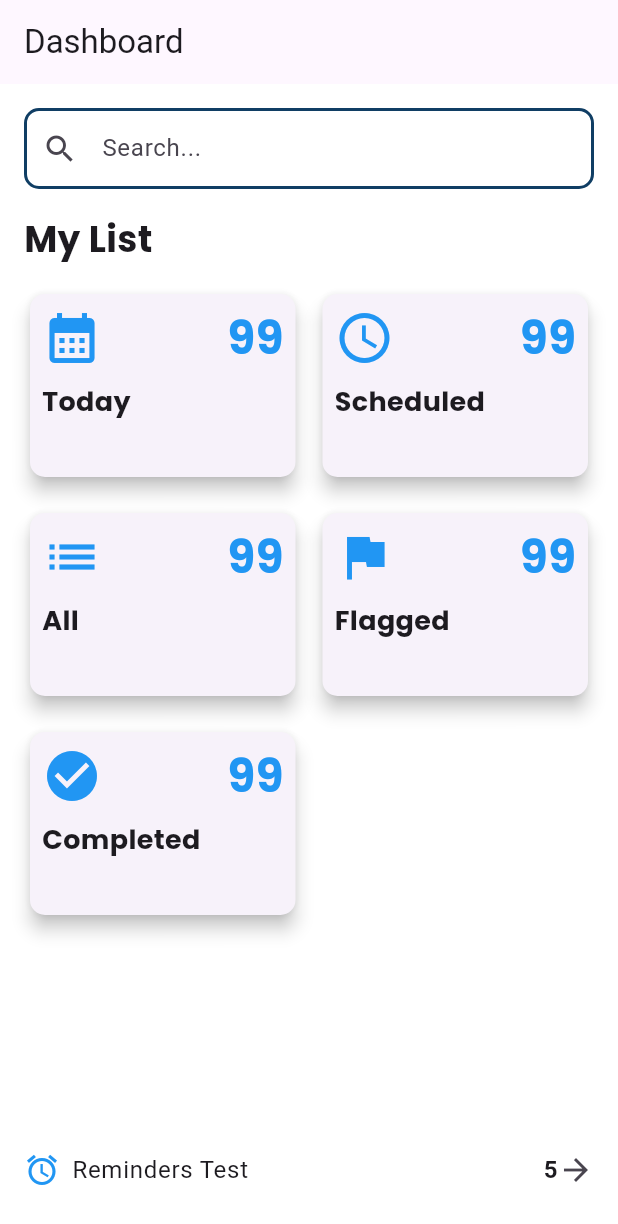
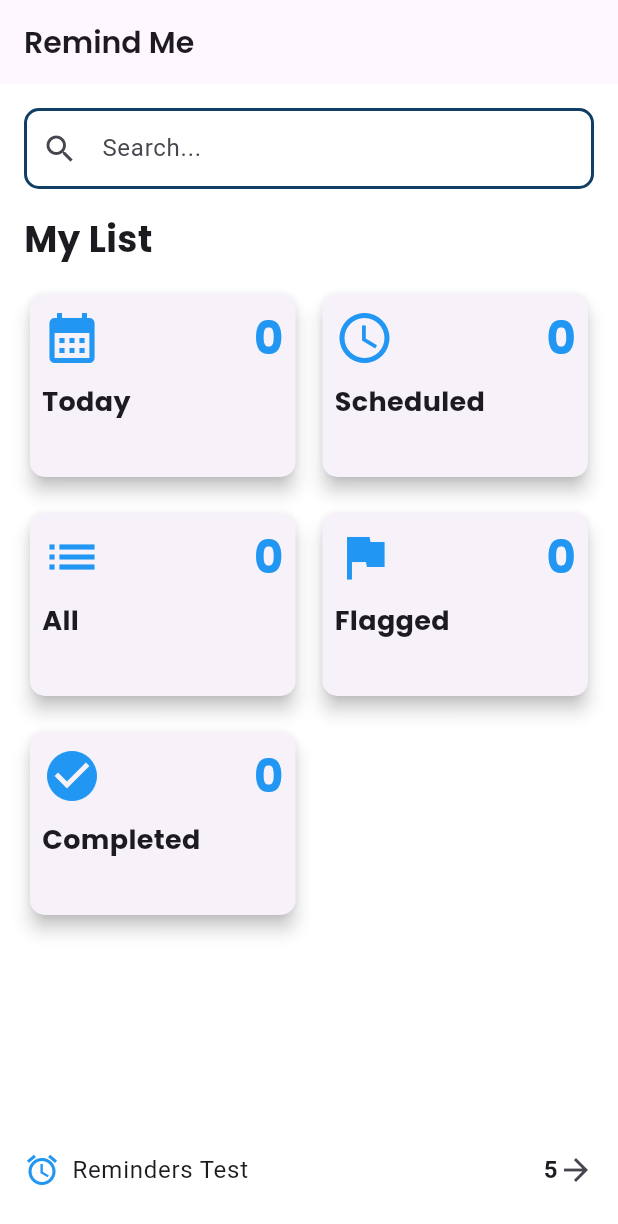
Before and after one commit to salahvk/remind_me, a Flutter app: the screen it shows after launch, on a phone screen of 412 x 824 dp. Shown: the top 1224 px of the screen. Run offline on Flutter 3.47's test engine with Material 3 defaults, Android fonts, the phone set to English and light mode, and no system bars; our stand-ins replace flutter_animate, flutter_bloc, freezed_annotation, go_router, google_fonts, hydrated_bloc and 1 more.

Commit message:
Ui improvements and code refactoring

```diff
--- a/lib/config/route/go_router.dart
+++ b/lib/config/route/go_router.dart
@@ -4,7 +4,7 @@ import 'package:remind_me/config/route/route_constants.dart';
 import 'package:remind_me/config/route/transition.dart';
 import 'package:remind_me/features/splash/presentation/splash_screen.dart';
 import 'package:remind_me/features/task/presentation/pages/add_task/add_task_screen.dart';
-import 'package:remind_me/features/task/presentation/pages/home_screen.dart';
+import 'package:remind_me/features/task/presentation/pages/home/home_screen.dart';
 import 'package:remind_me/features/task/presentation/pages/task_screen.dart';
 
 final GlobalKey<NavigatorState> navigatorKey = GlobalKey<NavigatorState>();
@@ -38,7 +38,7 @@ final GoRouter router = GoRouter(
       name: Routes.task,
       path: Routes.getTaskRoute(),
       pageBuilder: (context, state) =>
-          buildPageWithFadeTransition(const TaskScreen(), state),
+          buildPageWithFadeTransition( TaskScreen(args: state.extra as Map,), state),
     ),
     GoRoute(
       name: Routes.addTask,
--- /dev/null
+++ b/lib/core/utils/getters/get_texttheme.dart
@@ -0,0 +1,5 @@
+import 'package:flutter/material.dart';
+
+TextTheme getTextTheme(BuildContext context) {
+  return Theme.of(context).textTheme;
+}
--- a/lib/features/task/domain/entities/task.dart
+++ b/lib/features/task/domain/entities/task.dart
@@ -4,6 +4,7 @@ class Task {
   final String description;
   final DateTime reminderTime;
   final bool isCompleted;
+  final bool isFlagged;
 
   Task({
     required this.id,
@@ -11,6 +12,7 @@ class Task {
     required this.description,
     required this.reminderTime,
     this.isCompleted = false,
+    this.isFlagged = false,
   });
 
   // fromJson method for deserialization
@@ -21,6 +23,7 @@ class Task {
       description: json['description'],
       reminderTime: DateTime.parse(json['reminderTime']),
       isCompleted: json['isCompleted'] ?? false, // Default to false if not present
+      isFlagged: json['isFlagged'] ?? false, // Default to false if not present
     );
   }
 
@@ -32,6 +35,7 @@ class Task {
       'description': description,
       'reminderTime': reminderTime.toIso8601String(),
       'isCompleted': isCompleted,
+      'isFlagged': isFlagged,
     };
   }
 }
--- /dev/null
+++ b/lib/features/task/presentation/pages/home/home_screen.dart
@@ -0,0 +1,56 @@
+import 'package:flutter/material.dart';
+import 'package:remind_me/core/utils/getters/get_texttheme.dart';
+import 'package:remind_me/features/task/presentation/pages/home/widgets/footer.dart';
+import 'package:remind_me/features/task/presentation/pages/home/widgets/grid.dart';
+import 'package:remind_me/features/task/presentation/pages/home/widgets/search_bar.dart';
+
+class HomeScreen extends StatelessWidget {
+  const HomeScreen({super.key});
+
+  @override
+  Widget build(BuildContext context) {
+    return Scaffold(
+      appBar: AppBar(
+          title: Text(
+        'Remind Me',
+        style: getTextTheme(context).headlineMedium,
+      )),
+      body: const Padding(
+        padding: EdgeInsets.all(16.0),
+        child: Column(
+          crossAxisAlignment: CrossAxisAlignment.start,
+          spacing: 16,
+          children: [
+            // Search Bar
+            HomeSearchBar(),
+
+            // Heading: My List
+            HomeTitleWidget(),
+
+            // GridView
+            HomeGridWidget(),
+
+            // Reminder Tile -> want to complete this
+            HomeFooter(),
+          ],
+        ),
+      ),
+    );
+  }
+}
+
+
+
+class HomeTitleWidget extends StatelessWidget {
+  const HomeTitleWidget({
+    super.key,
+  });
+
+  @override
+  Widget build(BuildContext context) {
+    return const Text(
+      'My List',
+      style: TextStyle(fontSize: 24, fontWeight: FontWeight.bold),
+    );
+  }
+}
--- /dev/null
+++ b/lib/features/task/presentation/pages/home/widgets/footer.dart
@@ -0,0 +1,24 @@
+import 'package:flutter/material.dart';
+
+class HomeFooter extends StatelessWidget {
+  const HomeFooter({
+    super.key,
+  });
+
+  @override
+  Widget build(BuildContext context) {
+    return const ListTile(
+      contentPadding: EdgeInsets.zero,
+      title: Row(
+        children: [
+          Icon(Icons.access_alarm, color: Colors.blue),
+          SizedBox(width: 8),
+          Text('Reminders Test'),
+          Spacer(),
+          Text('5', style: TextStyle(fontWeight: FontWeight.bold)),
+          Icon(Icons.arrow_forward),
+        ],
+      ),
+    );
+  }
+}
--- /dev/null
+++ b/lib/features/task/presentation/pages/home/widgets/gadget.dart
@@ -0,0 +1,95 @@
+import 'package:flutter/material.dart';
+import 'package:go_router/go_router.dart';
+import 'package:remind_me/config/route/route_constants.dart';
+import 'package:remind_me/core/enums/grid.dart';
+import 'package:remind_me/features/task/domain/entities/task.dart';
+
+class HomeGadget extends StatelessWidget {
+  final int index;
+  final int taskCount;
+  final List<Task> tasks;
+  const HomeGadget(
+      {super.key,
+      required this.index,
+      required this.taskCount,
+      required this.tasks});
+
+  @override
+  Widget build(BuildContext context) {
+    return GestureDetector(
+      onTap: () {
+        context.push(Routes.getTaskRoute(),
+            extra: {'title': _getHeading(index), 'tasks': tasks});
+      },
+      child: Card(
+        shape: RoundedRectangleBorder(
+          borderRadius: BorderRadius.circular(10),
+        ),
+        elevation: 5,
+        child: Padding(
+          padding: const EdgeInsets.all(8.0),
+          child: Column(
+            crossAxisAlignment: CrossAxisAlignment.start,
+            children: [
+              // Left top icon
+              Row(
+                mainAxisAlignment: MainAxisAlignment.spaceBetween,
+                children: [
+                  Icon(
+                    _getIcons(index),
+                    size: 40,
+                    color: Colors.blue,
+                  ),
+                  Align(
+                    alignment: Alignment.topRight,
+                    child: Text(
+                      taskCount.toString(), // Dynamic count can be added here
+                      style: const TextStyle(
+                        fontWeight: FontWeight.bold,
+                        fontSize: 30,
+                        color: Colors.blue,
+                      ),
+                    ),
+                  ),
+                ],
+              ),
+              const SizedBox(height: 8),
+
+              // Left bottom heading (Today, Scheduled, etc.)
+              Text(
+                _getHeading(index),
+                style:
+                    const TextStyle(fontWeight: FontWeight.bold, fontSize: 18),
+              ),
+
+              // Right top large count
+            ],
+          ),
+        ),
+      ),
+    );
+  }
+
+  String _getHeading(int index) {
+    // Map the index to the TaskStatus enum
+    TaskStatus status = TaskStatus.values[index];
+    return status.name; // Access the name through the extension getter
+  }
+
+  IconData _getIcons(int index) {
+    switch (index) {
+      case 0:
+        return Icons.calendar_month;
+      case 1:
+        return Icons.schedule_outlined;
+      case 2:
+        return Icons.list;
+      case 3:
+        return Icons.flag;
+      case 4:
+        return Icons.check_circle;
+      default:
+        return Icons.error;
+    }
+  }
+}
--- /dev/null
+++ b/lib/features/task/presentation/pages/home/widgets/grid.dart
@@ -0,0 +1,87 @@
+import 'package:flutter/material.dart';
+import 'package:flutter_bloc/flutter_bloc.dart';
+import 'package:remind_me/features/task/domain/entities/task.dart';
+import 'package:remind_me/features/task/presentation/bloc/task_bloc.dart';
+import 'package:remind_me/features/task/presentation/pages/home/widgets/gadget.dart';
+
+class HomeGridWidget extends StatelessWidget {
+  const HomeGridWidget({super.key});
+
+  @override
+  Widget build(BuildContext context) {
+    return Expanded(
+      child: BlocBuilder<TaskBloc, TaskState>(
+        // Fetching task data using BLoC
+        builder: (context, state) {
+          if (state.isLoading) {
+            return const Center(child: CircularProgressIndicator());
+          }
+
+          if (state.errorMessage != null) {
+            return Center(child: Text(state.errorMessage!));
+          }
+
+          return GridView.builder(
+            gridDelegate: const SliverGridDelegateWithFixedCrossAxisCount(
+              crossAxisCount: 2,
+              crossAxisSpacing: 10.0,
+              mainAxisSpacing: 16.0,
+              mainAxisExtent: 130,
+            ),
+            itemCount: 5, // Adjust this dynamically based on data
+            itemBuilder: (context, index) {
+              final tasksInCategory = _getTasksForCategory(state.tasks, index);
+              final taskCount = tasksInCategory.length;
+              // Here, use actual data from the BLoC state
+              return HomeGadget(
+                  index: index, taskCount: taskCount, tasks: tasksInCategory);
+            },
+          );
+        },
+      ),
+    );
+  }
+
+  List<Task> _getTasksForCategory(List<Task> tasks, int index) {
+    final now = DateTime.now();
+    final today = DateTime(now.year, now.month, now.day);
+
+    // Define categories for tasks
+    switch (index) {
+      case 0:
+        return tasks.where((task) => _isToday(task, today)).toList(); // Today
+      case 1:
+        return tasks
+            .where((task) => _isUpcoming(task, today))
+            .toList(); // Upcoming
+      case 2:
+        return tasks
+            .where((task) => _isOverdue(task, today))
+            .toList(); // Overdue
+      case 3:
+        return tasks.where((task) => task.isFlagged).toList(); // Flagged
+      case 4:
+        return tasks.where((task) => task.isCompleted).toList(); // Completed
+      default:
+        return [];
+    }
+  }
+
+  bool _isToday(Task task, DateTime today) {
+    final taskDate = DateTime(
+        task.reminderTime.year, task.reminderTime.month, task.reminderTime.day);
+    return taskDate == today;
+  }
+
+  bool _isUpcoming(Task task, DateTime today) {
+    final taskDate = DateTime(
+        task.reminderTime.year, task.reminderTime.month, task.reminderTime.day);
+    return taskDate.isAfter(today);
+  }
+
+  bool _isOverdue(Task task, DateTime today) {
+    final taskDate = DateTime(
+        task.reminderTime.year, task.reminderTime.month, task.reminderTime.day);
+    return taskDate.isBefore(today) && !task.isCompleted;
+  }
+}
--- /dev/null
+++ b/lib/features/task/presentation/pages/home/widgets/search_bar.dart
@@ -0,0 +1,19 @@
+import 'package:flutter/material.dart';
+
+class HomeSearchBar extends StatelessWidget {
+  const HomeSearchBar({
+    super.key,
+  });
+
+  @override
+  Widget build(BuildContext context) {
+    return TextField(
+      decoration: InputDecoration(
+        hintText: 'Search...',
+        border:
+            OutlineInputBorder(borderRadius: BorderRadius.circular(30)),
+        prefixIcon: const Icon(Icons.search),
+      ),
+    );
+  }
+}
--- a/lib/features/task/presentation/pages/home_screen.dart
+++ /dev/null
@@ -1,162 +0,0 @@
-import 'package:flutter/material.dart';
-import 'package:go_router/go_router.dart';
-import 'package:remind_me/config/route/route_constants.dart';
-
-class HomeScreen extends StatelessWidget {
-  const HomeScreen({super.key});
-
-  @override
-  Widget build(BuildContext context) {
-    return Scaffold(
-      appBar: AppBar(title: const Text('Dashboard')),
-      body: Padding(
-        padding: const EdgeInsets.all(16.0),
-        child: Column(
-          crossAxisAlignment: CrossAxisAlignment.start,
-          children: [
-            // Search Bar
-            TextField(
-              decoration: InputDecoration(
-                hintText: 'Search...',
-                border:
-                    OutlineInputBorder(borderRadius: BorderRadius.circular(30)),
-                prefixIcon: const Icon(Icons.search),
-              ),
-            ),
-            const SizedBox(height: 16),
-
-            // Heading: My List
-            const Text(
-              'My List',
-              style: TextStyle(fontSize: 24, fontWeight: FontWeight.bold),
-            ),
-            const SizedBox(height: 16),
-
-            // GridView of 5 items with 2 in a row
-            Expanded(
-              child: GridView.builder(
-                gridDelegate: const SliverGridDelegateWithFixedCrossAxisCount(
-                    crossAxisCount: 2,
-                    crossAxisSpacing: 10.0,
-                    mainAxisSpacing: 16.0,
-                    mainAxisExtent: 130),
-                itemCount: 5,
-                itemBuilder: (context, index) {
-                  return HomeGadget(index: index);
-                },
-              ),
-            ),
-
-            // Reminder Tile below the GridView
-            const ListTile(
-              contentPadding: EdgeInsets.zero,
-              title: Row(
-                children: [
-                  Icon(Icons.access_alarm, color: Colors.blue),
-                  SizedBox(width: 8),
-                  Text('Reminders Test'),
-                  Spacer(),
-                  Text('5', style: TextStyle(fontWeight: FontWeight.bold)),
-                  Icon(Icons.arrow_forward),
-                ],
-              ),
-            ),
-          ],
-        ),
-      ),
-    );
-  }
-}
-
-class HomeGadget extends StatelessWidget {
-  final int index;
-  const HomeGadget({super.key, required this.index});
-
-  @override
-  Widget build(BuildContext context) {
-    return GestureDetector(
-      onTap: () {
-       context.push(Routes.getHomeRoute());
-      },
-      child: Card(
-        shape: RoundedRectangleBorder(
-          borderRadius: BorderRadius.circular(10),
-        ),
-        elevation: 5,
-        child: Padding(
-          padding: const EdgeInsets.all(8.0),
-          child: Column(
-            crossAxisAlignment: CrossAxisAlignment.start,
-            children: [
-              // Left top icon
-              Row(
-                mainAxisAlignment: MainAxisAlignment.spaceBetween,
-                children: [
-                  Icon(
-                    _getIcons(index),
-                    size: 40,
-                    color: Colors.blue,
-                  ),
-                  const Align(
-                    alignment: Alignment.topRight,
-                    child: Text(
-                      '99', // Dynamic count can be added here
-                      style: TextStyle(
-                        fontWeight: FontWeight.bold,
-                        fontSize: 30,
-                        color: Colors.blue,
-                      ),
-                    ),
-                  ),
-                ],
-              ),
-              const SizedBox(height: 8),
-
-              // Left bottom heading (Today, Scheduled, etc.)
-              Text(
-                _getHeading(index),
-                style: const TextStyle(fontWeight: FontWeight.bold, fontSize: 18),
-              ),
-
-              // Right top large count
-            ],
-          ),
-        ),
-      ),
-    );
-  }
-
-  String _getHeading(int index) {
-    switch (index) {
-      case 0:
-        return 'Today';
-      case 1:
-        return 'Scheduled';
-      case 2:
-        return 'All';
-      case 3:
-        return 'Flagged';
-      case 4:
-        return 'Completed';
-      default:
-        return 'Item $index';
-    }
-  }
-
-  IconData _getIcons(int index) {
-    switch (index) {
-      case 0:
-        return Icons.calendar_month;
-      case 1:
-        return Icons.schedule_outlined;
-      case 2:
-        return Icons.list;
-      case 3:
-        return Icons.flag;
-      case 4:
-        return Icons.check_circle;
-      default:
-        return Icons.error;
-    }
-  }
-}
```
Also changed, not shown: lib/core/enums/grid.dart (added, +20 -0 lines), lib/core/extension/task_status.dart (added, +25 -0 lines), lib/features/task/presentation/pages/task_screen.dart (+34 -55 lines).
